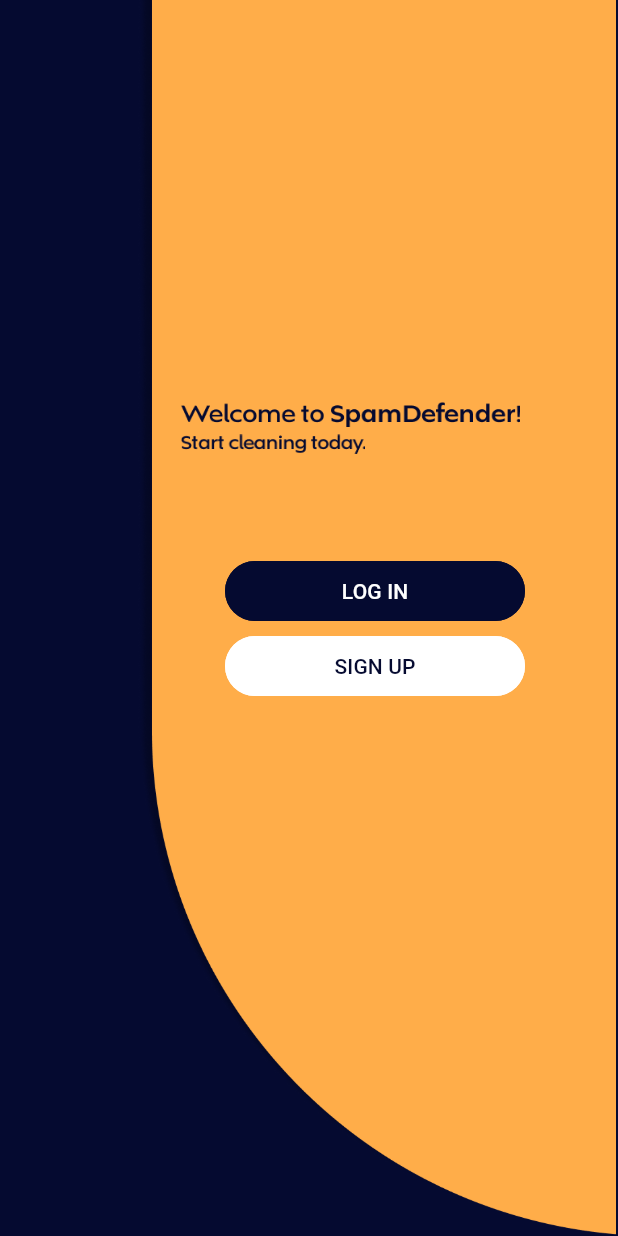
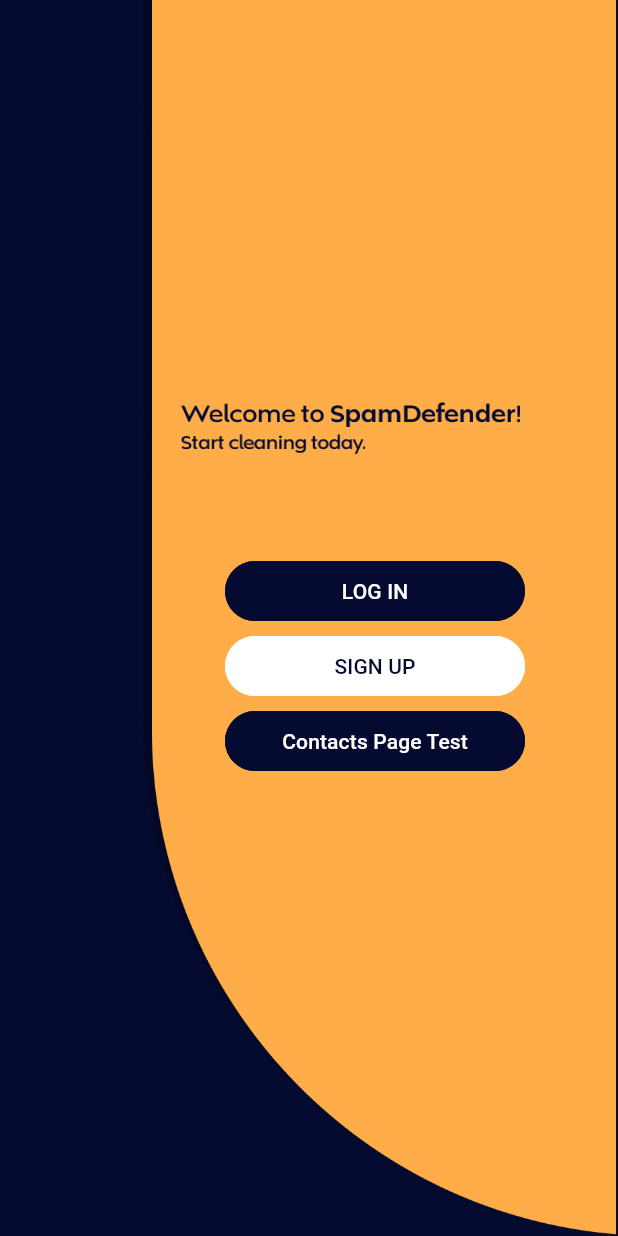
Before and after one commit to LantingKurt/SpamDefender, a Flutter app: the screen it shows after launch, on a phone screen of 412 x 824 dp. Run offline on Flutter 3.47's test engine with Material 3 defaults, Android fonts, the phone set to English and light mode, and no system bars; our stand-ins replace firebase_auth, firebase_core, flutter_contacts, fluttertoast; missing offline and left inert: firebase_app_check; accounts and stored records are empty.

Commit message:
update: add new dependencies for flutter_contacts

```diff
--- a/lib/welcome.dart
+++ b/lib/welcome.dart
@@ -1,4 +1,5 @@
 import 'package:flutter/material.dart';
+import 'package:spamdefender/contacts_page.dart';
 
 // UI Screens
 import 'sign_up.dart';
@@ -53,6 +54,7 @@ class WelcomeScreen extends StatelessWidget {
               onPressed: () {
                 Navigator.push(
                   context,
+                  // test contact screen
                   MaterialPageRoute(builder: (context) => LoginScreen()),
                 );
               },
@@ -84,6 +86,26 @@ class WelcomeScreen extends StatelessWidget {
               child: Text('SIGN UP'),
             ),
           ),
+          Positioned(
+            top: 470,
+            left: 150,
+            child: OutlinedButton(
+              onPressed: () {
+                Navigator.push(
+                  context,
+                  // test contact screen
+                  MaterialPageRoute(builder: (context) => ContactsPage()),
+                );
+              },
+              style: OutlinedButton.styleFrom(
+                foregroundColor: Colors.white,
+                backgroundColor: Color(0xFF050a30),
+                side: BorderSide(color: Color(0xFF050a30), width: 2),
+                minimumSize: Size(200, 40),
+              ),
+              child: Text('Contacts Page Test'),
+            ),
+          ),
         ], // children
       ),
     ),
--- a/pubspec.yaml
+++ b/pubspec.yaml
@@ -46,6 +46,11 @@ dependencies:
     sdk: flutter
   intl: any
   build_runner: ^2.4.15
+
+  # access to contacts locally
+  flutter_contacts: ^1.1.7
+  permission_handler: ^11.3.1 # Optional, still works if you prefer it
+  flutter_screenutil: ^5.9.0
 
 
 
```
Also changed, not shown: pubspec.lock, 3 other files.
